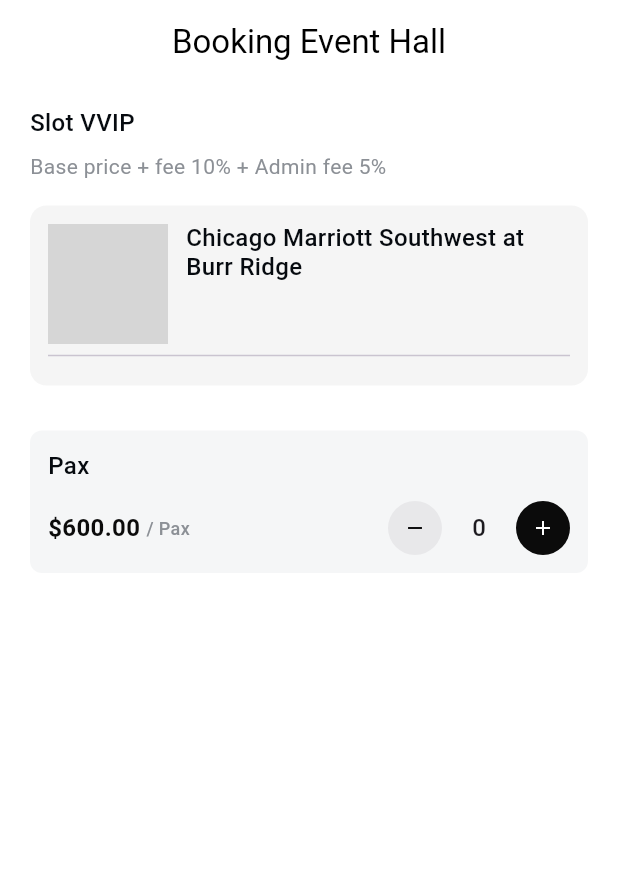
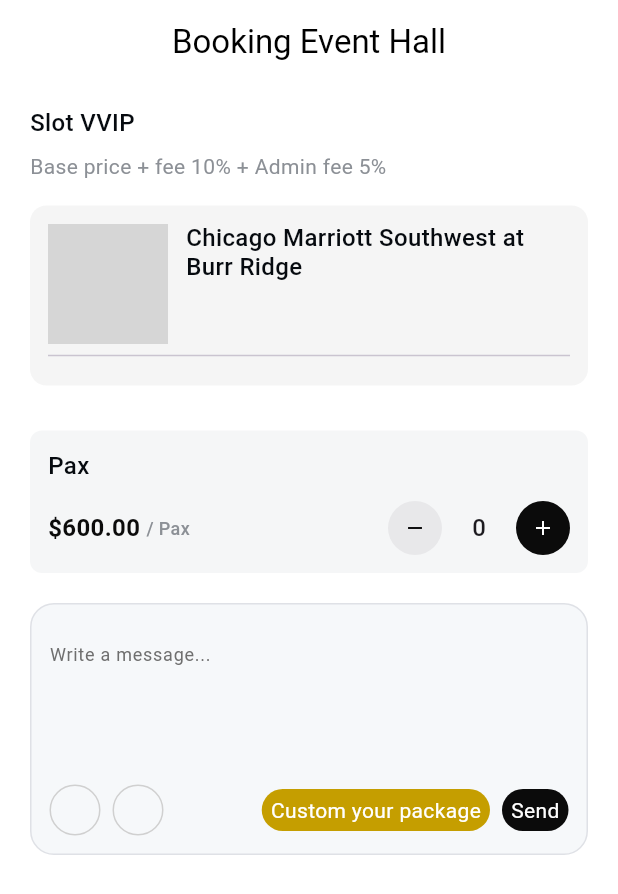
Before and after one commit to Ferdaus0001/TikTok-Clone-, a Flutter app: the screen it shows after launch, on a phone screen of 412 x 824 dp. Shown: the top 894 px of the screen. Run offline on Flutter 3.47's test engine with Material 3 defaults, Android fonts, the phone set to English and light mode, and no system bars; our stand-ins replace hive, hive_flutter, permission_handler, share_plus, video_player; accounts and stored records are empty; network calls fail; Roboto replaces fonts that are missing (Archivo); grey boxes are pictures that could not be loaded.

```diff
--- a/lib/ui/booking_event_hall.dart
+++ b/lib/ui/booking_event_hall.dart
@@ -9,6 +9,36 @@ class BookingEventHall extends StatefulWidget {
 
 class _BookingEventHallState extends State<BookingEventHall> {
   int paxCount = 0;
+
+  Widget _iconButton() {
+    return Container(
+      padding: const EdgeInsets.all(8),
+      decoration: BoxDecoration(
+        border: Border.all(color: const Color(0xFFD0D0D0)),
+        borderRadius: BorderRadius.circular(100),
+      ),
+      child: const SizedBox(width: 16, height: 16),
+    );
+  }
+
+  Widget _pillButton(String text, Color color) {
+    return Container(
+      padding: const EdgeInsets.symmetric(horizontal: 6, vertical: 4),
+      decoration: BoxDecoration(
+        color: color,
+        borderRadius: BorderRadius.circular(100),
+      ),
+      child: Text(
+        text,
+        style: const TextStyle(
+          color: Colors.white,
+          fontSize: 14,
+          fontFamily: 'Archivo',
+        ),
+      ),
+    );
+  }
+
   @override
   Widget build(BuildContext context) {
     return Scaffold(
@@ -25,6 +55,7 @@ class _BookingEventHallState extends State<BookingEventHall> {
       backgroundColor: Colors.white,
       body: Padding(
         padding: const EdgeInsets.symmetric(horizontal: 20),
+        child: SingleChildScrollView(
           child: Column(
             crossAxisAlignment: CrossAxisAlignment.start,
             children: [
@@ -74,10 +105,10 @@ class _BookingEventHallState extends State<BookingEventHall> {
                           ),
                         ),
                         const SizedBox(width: 12),
-                      Expanded(
+                        const Expanded(
                           child: Text(
                             'Chicago Marriott Southwest at Burr Ridge',
-                          style: const TextStyle(
+                            style: TextStyle(
                               color: Color(0xFF060A0F),
                               fontSize: 16,
                               fontFamily: 'Archivo',
@@ -88,13 +119,11 @@ class _BookingEventHallState extends State<BookingEventHall> {
                         ),
                       ],
                     ),
-                  Divider(),
-
-
+                    const Divider(),
                   ],
                 ),
               ),
-            SizedBox(height: 30,),
+              const SizedBox(height: 30),
               Container(
                 padding: const EdgeInsets.all(12),
                 decoration: BoxDecoration(
@@ -104,10 +133,10 @@ class _BookingEventHallState extends State<BookingEventHall> {
                 child: Column(
                   crossAxisAlignment: CrossAxisAlignment.start,
                   children: [
-          Text(
+                    const Text(
                       'Pax',
                       style: TextStyle(
-              color: const Color(0xFF060A0F),
+                        color: Color(0xFF060A0F),
                         fontSize: 16,
                         fontFamily: 'Archivo',
                         fontWeight: FontWeight.w500,
@@ -118,21 +147,21 @@ class _BookingEventHallState extends State<BookingEventHall> {
                       mainAxisAlignment: MainAxisAlignment.spaceBetween,
                       children: [
                         Row(
-                children: [
+                          children: const [
                             Text(
                               '\$600.00',
                               style: TextStyle(
-                      color: const Color(0xFF0B0B0B),
+                                color: Color(0xFF0B0B0B),
                                 fontSize: 16,
                                 fontFamily: 'Archivo',
                                 fontWeight: FontWeight.w600,
                               ),
                             ),
-                  const SizedBox(width: 4),
+                            SizedBox(width: 4),
                             Text(
                               '/ Pax',
                               style: TextStyle(
-                      color: const Color(0xFF8C9096),
+                                color: Color(0xFF8C9096),
                                 fontSize: 12,
                                 fontFamily: 'Archivo',
                                 fontWeight: FontWeight.w500,
@@ -155,13 +184,14 @@ class _BookingEventHallState extends State<BookingEventHall> {
                                   color: Color(0xFFE8E8EA),
                                   shape: BoxShape.circle,
                                 ),
-                      child: const Icon(Icons.remove, size: 16, color: Colors.black),
+                                child: const Icon(Icons.remove,
+                                    size: 16, color: Colors.black),
                               ),
                             ),
                             const SizedBox(width: 20),
                             Text(
                               '$paxCount',
-                    style: TextStyle(
+                              style: const TextStyle(
                                 fontSize: 16,
                                 fontFamily: 'Archivo',
                                 fontWeight: FontWeight.w500,
@@ -179,9 +209,56 @@ class _BookingEventHallState extends State<BookingEventHall> {
                                   color: Color(0xFF0B0B0B),
                                   shape: BoxShape.circle,
                                 ),
-                      child: const Icon(Icons.add, size: 16, color: Colors.white),
+                                child: const Icon(Icons.add,
+                                    size: 16, color: Colors.white),
                               ),
                             ),
+                          ],
+                        ),
+                      ],
+                    ),
+                  ],
+                ),
+              ),
+              const SizedBox(height: 20),
+              Container(
+                padding: const EdgeInsets.all(12),
+                decoration: BoxDecoration(
+                  color: const Color(0xFFF6F8FA),
+                  border: Border.all(color: const Color(0xFFDFE1E6)),
+                  borderRadius: BorderRadius.circular(16),
+                ),
+                child: Column(
+                  crossAxisAlignment: CrossAxisAlignment.start,
+                  children: [
+                    TextField(
+                      decoration: InputDecoration(
+                        hintText: 'Write a message...',
+                        hintStyle: const TextStyle(
+                          color: Color(0xFF6F6F6F),
+                          fontSize: 12,
+                          fontFamily: 'Archivo',
+                        ),
+                        border: InputBorder.none,
+                      ),
+                      maxLines: 3, // চাইলে সংখ্যা বাড়াতে পারো
+                    ),
+                    const SizedBox(height: 20),
+                    Row(
+                      mainAxisAlignment: MainAxisAlignment.spaceBetween,
+                      children: [
+                        Row(
+                          children: [
+                            _iconButton(),
+                            const SizedBox(width: 8),
+                            _iconButton(),
+                          ],
+                        ),
+                        Row(
+                          children: [
+                            _pillButton('Custom your package', const Color(0xFFC59E00)),
+                            const SizedBox(width: 8),
+                            _pillButton('Send', const Color(0xFF0B0B0B)),
                           ],
                         ),
                       ],
@@ -192,6 +269,7 @@ class _BookingEventHallState extends State<BookingEventHall> {
             ],
           ),
         ),
+      ),
     );
   }
 }
```
Lines whose indentation alone changed are shown as unchanged.
